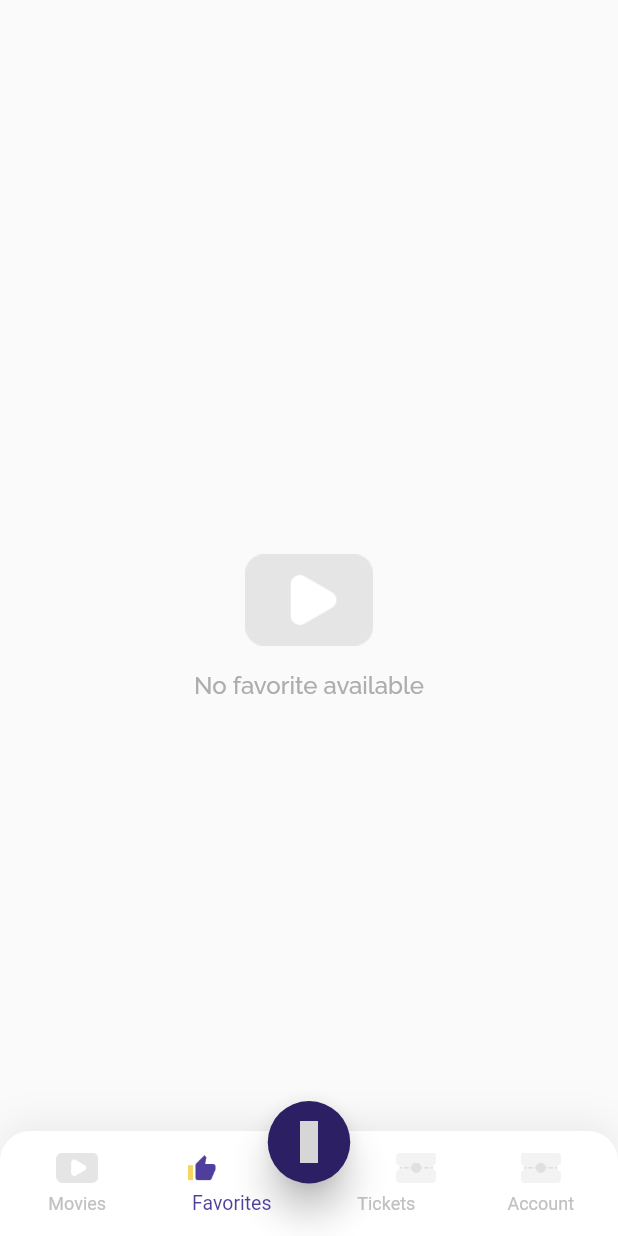
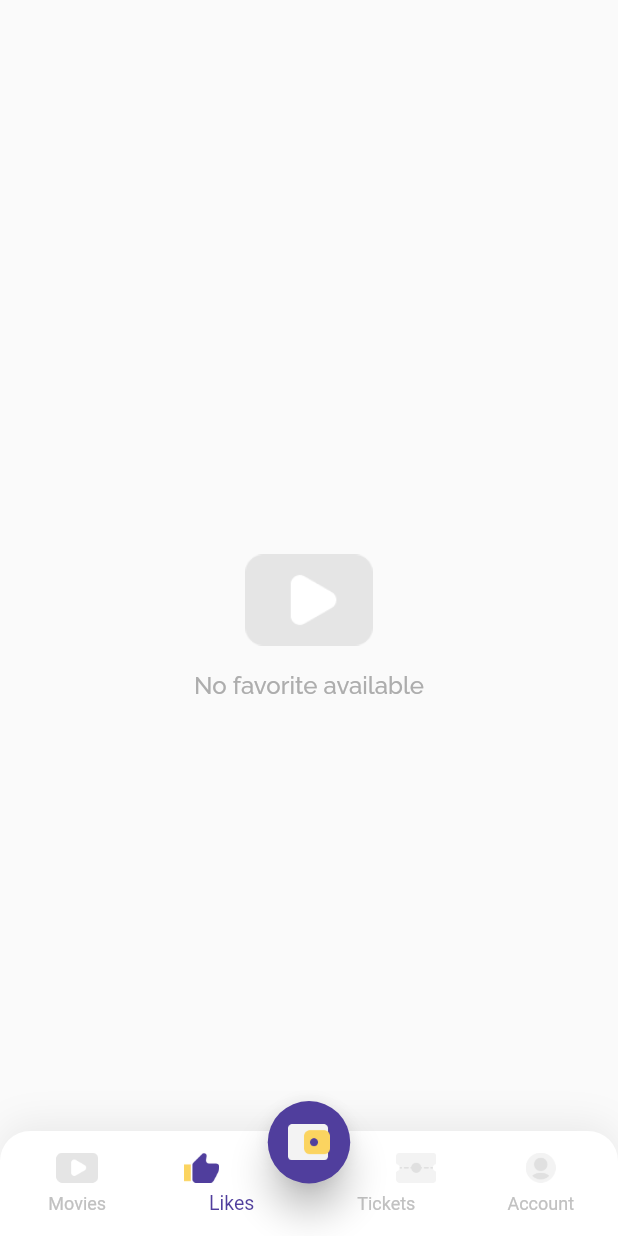
Before and after one commit to anggadarkprince/flutix, a Flutter app: the HomeScreen screen opened directly, on a phone screen of 412 x 824 dp. Run offline on Flutter 3.47's test engine with Material 2 defaults, Android fonts, the phone set to English and light mode, and no system bars; our stand-ins replace cloud_firestore, email_validator, equatable, firebase_auth, firebase_core, firebase_storage and 7 more; accounts and stored records are empty; grey boxes are pictures that could not be loaded.

Commit message:
add icon bottom bar

```diff
--- a/lib/ui/pages/home.dart
+++ b/lib/ui/pages/home.dart
@@ -116,14 +116,14 @@ class _HomeScreenState extends State<HomeScreen> {
                 BottomNavigationBarItem(
                   title: Container(
                     margin: EdgeInsets.only(right: 40),
-                    child: Text("Favorites", style: GoogleFonts.raleway(fontSize: 13, fontWeight: FontWeight.w600))
+                    child: Text("Likes", style: GoogleFonts.raleway(fontSize: 13, fontWeight: FontWeight.w600))
                   ),
                   icon: Container(
                     margin: EdgeInsets.only(bottom: 6, right: 40),
                     height: 20,
                     child: Image.asset((bottomNavBarIndex == 1)
-                      ? "assets/rate.png"
-                      : "assets/ic_tickets_grey.png"
+                      ? "assets/ic_rate.png"
+                      : "assets/ic_rate_grey.png"
                     ),
                   )
                 ),
@@ -147,8 +147,8 @@ class _HomeScreenState extends State<HomeScreen> {
                     margin: EdgeInsets.only(bottom: 6),
                     height: 20,
                     child: Image.asset((bottomNavBarIndex == 3)
-                      ? "assets/ic_drama.png"
-                      : "assets/ic_tickets_grey.png"
+                      ? "assets/ic_profile.png"
+                      : "assets/ic_profile_grey.png"
                     ),
                   )
                 ),
@@ -164,8 +164,8 @@ class _HomeScreenState extends State<HomeScreen> {
             margin: EdgeInsets.only(bottom: 35),
             child: FloatingActionButton(
               elevation: 10,
-              backgroundColor: accentColor1,
-              child: Icon(MdiIcons.walletPlus, color: Colors.white, size: 28),
+              backgroundColor: mainColor,
+              child: Image.asset("assets/ic_wallet_grey.png", width: 28),
               onPressed: () {
                 Navigator.push(context, MaterialPageRoute(builder: (context) => TopUpScreen()));
                 /*
--- a/lib/ui/pages/movie_detail.dart
+++ b/lib/ui/pages/movie_detail.dart
@@ -159,6 +159,7 @@ class _MovieDetailScreenState extends State<MovieDetailScreen> {
       child: (movieDetail != null)
         ? Text(
             movieDetail.genresAndLanguage,
+            textAlign: TextAlign.center,
             style: greyTextFont.copyWith(fontSize: 12, fontWeight: FontWeight.w400),
           )
         : Padding(
```
Also changed, not shown: lib/ui/pages/movie.dart (+4 -4 lines), assets/ic_profile.png (added), assets/ic_profile_grey.png (added), assets/ic_rate.png (added), assets/ic_rate_grey.png (added), assets/ic_wallet_grey.png (added).
